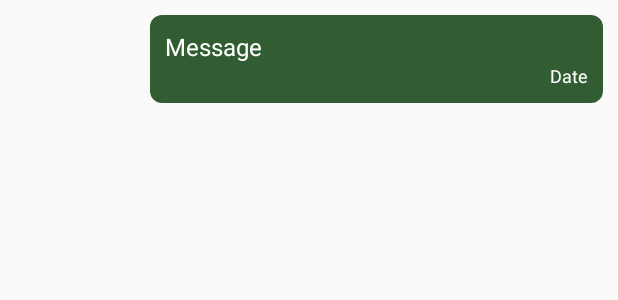
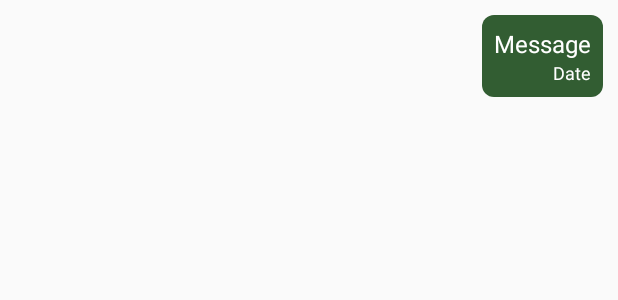
Before and after one commit to SebasMathFree/Dtaquito, an Android app: the layout item_chat_message_mine.xml on its own in the app's theme, with its tools: preview values and no code run, on a phone screen of 412 x 824 dp. Shown: the top 300 px of the screen. Run offline under Robolectric (Android 15) with nearby library versions, the phone set to English and light mode, and no system bars; Roboto replaces fonts that are not available here.

Commit message:
feat: update register validations and messages layouts

```diff
--- a/app/src/main/res/layout/item_chat_message_mine.xml
+++ b/app/src/main/res/layout/item_chat_message_mine.xml
@@ -1,11 +1,17 @@
-<androidx.constraintlayout.widget.ConstraintLayout
+<?xml version="1.0" encoding="utf-8"?>
+<FrameLayout
     xmlns:android="http://schemas.android.com/apk/res/android"
     xmlns:app="http://schemas.android.com/apk/res-auto"
     android:layout_width="match_parent"
     android:layout_height="wrap_content"
-    android:layout_marginTop="10dp"
+    android:layout_marginTop="10dp">
+
+    <androidx.constraintlayout.widget.ConstraintLayout
+        android:layout_width="wrap_content"
+        android:layout_height="wrap_content"
+        android:layout_gravity="end"
         android:layout_marginEnd="10dp"
-    android:layout_marginStart="100dp"
+        android:padding="8dp"
         android:background="@drawable/bg_my_message">
 
         <TextView
@@ -16,19 +22,18 @@
             android:textColor="@color/white"
             android:textSize="16sp"
             android:visibility="gone"
-        android:textStyle="bold"
-        app:layout_constraintStart_toStartOf="parent"
+            app:layout_constraintEnd_toEndOf="parent"
             app:layout_constraintTop_toTopOf="parent" />
 
         <TextView
             android:id="@+id/messageTextView"
-        android:layout_width="0dp"
+            android:layout_width="wrap_content"
             android:layout_height="wrap_content"
             android:text="@string/message"
             android:textColor="@color/white"
             android:textSize="16sp"
+            android:maxWidth="250dp"
             app:layout_constraintEnd_toEndOf="parent"
-        app:layout_constraintStart_toStartOf="parent"
             app:layout_constraintTop_toBottomOf="@+id/userNameTextView" />
 
         <TextView
@@ -42,3 +47,4 @@
             app:layout_constraintEnd_toEndOf="parent"
             app:layout_constraintTop_toBottomOf="@+id/messageTextView" />
     </androidx.constraintlayout.widget.ConstraintLayout>
+</FrameLayout>
```
Also changed, not shown: app/src/main/java/com/example/dtaquito/register/RegisterActivity.kt (+42 -0 lines), app/src/main/res/layout/item_chat_message_other.xml (+4 -3 lines). Lines whose indentation alone changed are shown as unchanged.
